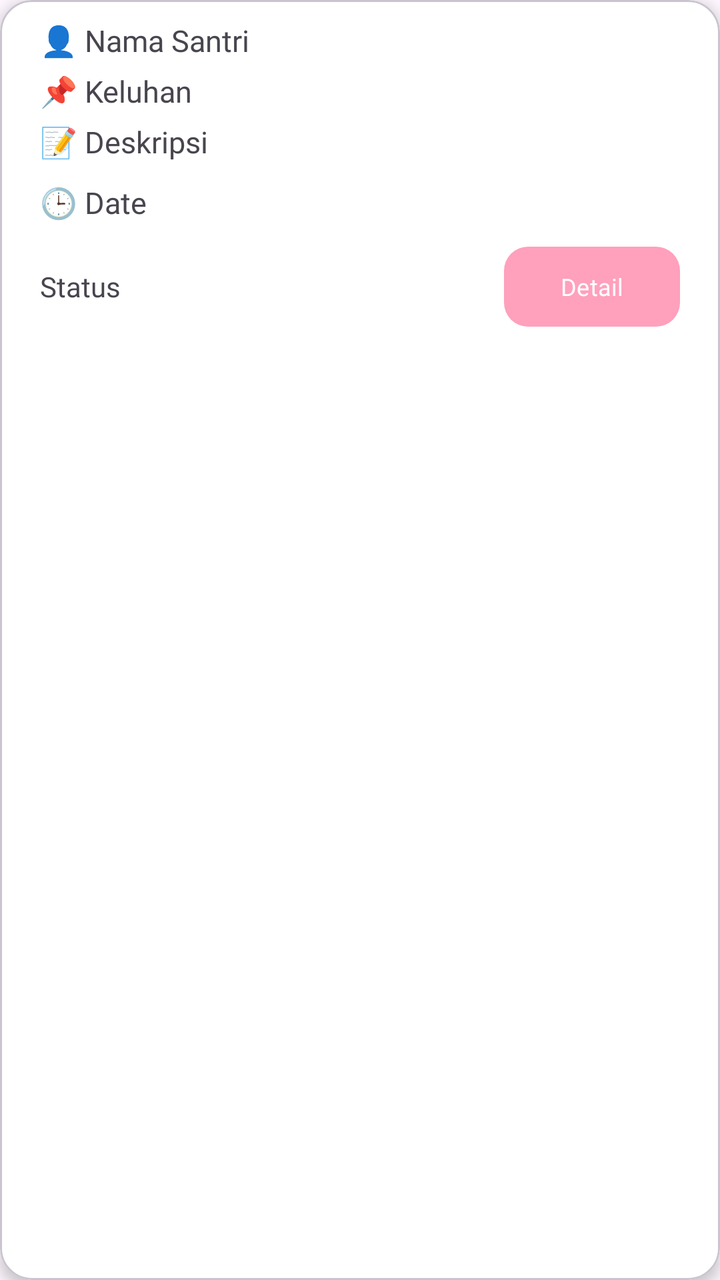
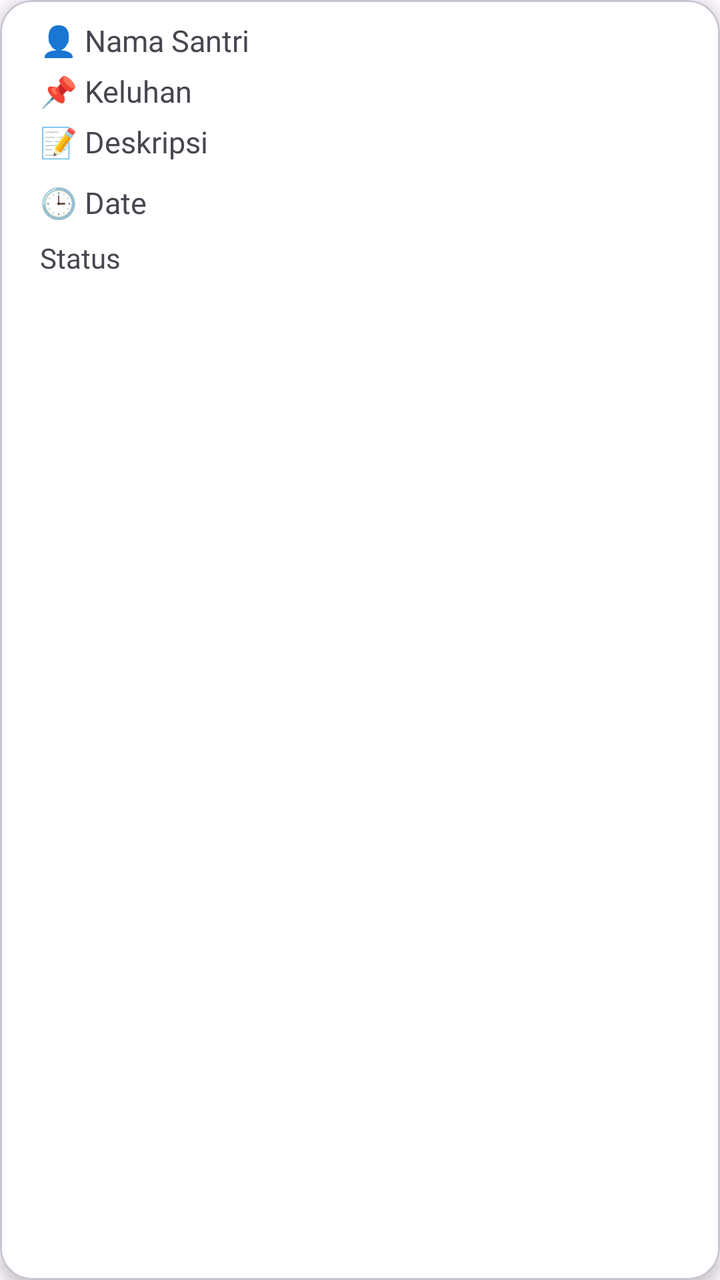

Compare the two renders of this Android layout. The source of the first and the diff that turns it into the second are given below.
<!-- AndroidManifest.xml: application theme Theme.PetikCare -->
<!-- res/layout/menu_keluhan.xml -->
<?xml version="1.0" encoding="utf-8"?>
<com.google.android.material.card.MaterialCardView xmlns:android="http://schemas.android.com/apk/res/android"
    xmlns:tools="http://schemas.android.com/tools"
    android:layout_width="match_parent"
    android:layout_height="wrap_content"
    xmlns:app="http://schemas.android.com/apk/res-auto"
    android:layout_margin="8dp"
    app:cardCornerRadius="16dp"
    android:backgroundTint="@color/white"
    app:cardElevation="4dp">

    <LinearLayout
        android:layout_width="match_parent"
        android:layout_height="wrap_content"
        android:orientation="vertical">

        <TextView
            android:id="@+id/tv_nama"
            android:layout_width="wrap_content"
            android:layout_height="wrap_content"
            android:text="@string/nama_santri"
            android:fontFamily="@font/poppins_medium"
            android:layout_marginStart="20dp"
            android:layout_marginTop="10dp"
            android:textSize="15sp" />

        <TextView
            android:id="@+id/tv_keluhan"
            android:layout_width="wrap_content"
            android:layout_height="wrap_content"
            android:text="@string/keluhan"
            android:layout_marginStart="20dp"
            android:fontFamily="@font/poppins_medium"
            android:layout_marginTop="5dp"
            android:textSize="15sp"/>

        <TextView
            android:id="@+id/tv_deskripsi"
            android:layout_width="wrap_content"
            android:layout_height="wrap_content"
            android:text="@string/description"
            android:layout_marginStart="20dp"
            android:layout_marginTop="5dp"
            android:fontFamily="@font/poppins_medium"
            android:textSize="15sp"/>

        <TextView
            android:id="@+id/tv_date"
            android:layout_width="wrap_content"
            android:layout_height="wrap_content"
            android:text="@string/date"
            android:layout_marginStart="20dp"
            android:layout_marginTop="10dp"
            android:fontFamily="@font/poppins_medium"
            android:textSize="15sp"/>

        <LinearLayout
            android:layout_width="match_parent"
            android:layout_height="wrap_content"
            android:orientation="horizontal"
            android:layout_marginTop="8dp"
            android:layout_marginEnd="20dp"
            android:gravity="center_vertical">

            <TextView
                android:id="@+id/tv_status"
                android:layout_width="0dp"
                android:layout_height="wrap_content"
                android:layout_weight="1"
                android:text="@string/status"
                android:layout_marginStart="20dp"
                android:textSize="14sp"
                android:fontFamily="@font/poppins_medium"/>

            <com.google.android.material.button.MaterialButton
                android:id="@+id/btn_detail"
                android:layout_width="wrap_content"
                android:layout_height="wrap_content"
                android:text="@string/detail"
                android:textSize="12sp"
                android:fontFamily="@font/poppins_semibold"
                app:cornerRadius="12dp"
                app:backgroundTint="#FFA0BC"/>

        </LinearLayout>

    </LinearLayout>

</com.google.android.material.card.MaterialCardView>
<!-- resources referenced by this layout -->
<resources>
  <color name="white">#FFFFFFFF</color>
  <string name="date">🕒 Date</string>
  <string name="description">📝 Deskripsi</string>
  <string name="detail">Detail</string>
  <string name="keluhan">📌 Keluhan</string>
  <string name="nama_santri">👤 Nama Santri</string>
  <string name="status">Status</string>
  <style name="Theme.PetikCare" parent="Base.Theme.PetikCare" />
  <style name="Base.Theme.PetikCare" parent="Theme.Material3.DayNight.NoActionBar">
          
          
      </style>
</resources>

<!-- the commit's change to res/layout/menu_keluhan.xml (unified diff, before → after) -->
@@ -44,21 +44,30 @@
             android:fontFamily="@font/poppins_medium"
             android:textSize="15sp"/>
 
-        <TextView
-            android:id="@+id/tv_date"
-            android:layout_width="wrap_content"
+        <LinearLayout
+            android:layout_width="match_parent"
             android:layout_height="wrap_content"
-            android:text="@string/date"
-            android:layout_marginStart="20dp"
-            android:layout_marginTop="10dp"
-            android:fontFamily="@font/poppins_medium"
-            android:textSize="15sp"/>
+            android:orientation="horizontal">
+
+            <TextView
+                android:id="@+id/tv_date"
+                android:layout_width="0dp"
+                android:layout_height="wrap_content"
+                android:text="@string/date"
+                android:layout_weight="1"
+                android:layout_marginStart="20dp"
+                android:layout_marginTop="10dp"
+                android:fontFamily="@font/poppins_medium"
+                android:textSize="15sp"/>
+
+        </LinearLayout>
 
         <LinearLayout
             android:layout_width="match_parent"
             android:layout_height="wrap_content"
             android:orientation="horizontal"
             android:layout_marginTop="8dp"
+            android:layout_marginBottom="20dp"
             android:layout_marginEnd="20dp"
             android:gravity="center_vertical">
 
@@ -77,6 +86,18 @@
                 android:layout_width="wrap_content"
                 android:layout_height="wrap_content"
                 android:text="@string/detail"
+                android:visibility="gone"
+                android:textSize="12sp"
+                android:fontFamily="@font/poppins_semibold"
+                app:cornerRadius="12dp"
+                app:backgroundTint="#FFA0BC"/>
+
+            <com.google.android.material.button.MaterialButton
+                android:id="@+id/btn_delete"
+                android:layout_width="wrap_content"
+                android:layout_height="wrap_content"
+                android:text="@string/hapus_keluhan"
+                android:visibility="gone"
                 android:textSize="12sp"
                 android:fontFamily="@font/poppins_semibold"
                 app:cornerRadius="12dp"
<!-- resource entries referenced after the edit -->
@@ -4,6 +4,7 @@
   <string name="date">🕒 Date</string>
   <string name="description">📝 Deskripsi</string>
   <string name="detail">Detail</string>
+  <string name="hapus_keluhan">Hapus keluhan</string>
   <string name="keluhan">📌 Keluhan</string>
   <string name="nama_santri">👤 Nama Santri</string>
   <string name="status">Status</string>
